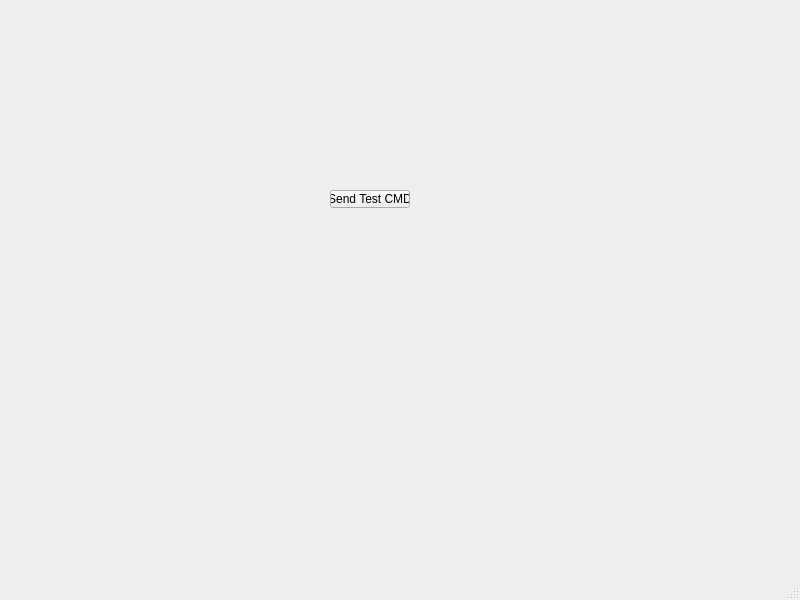
This is src/ui/mainwindow.ui in hunterleavitt-dev/OBDRead as Qt 5 draws it before an edit. The edited form follows.
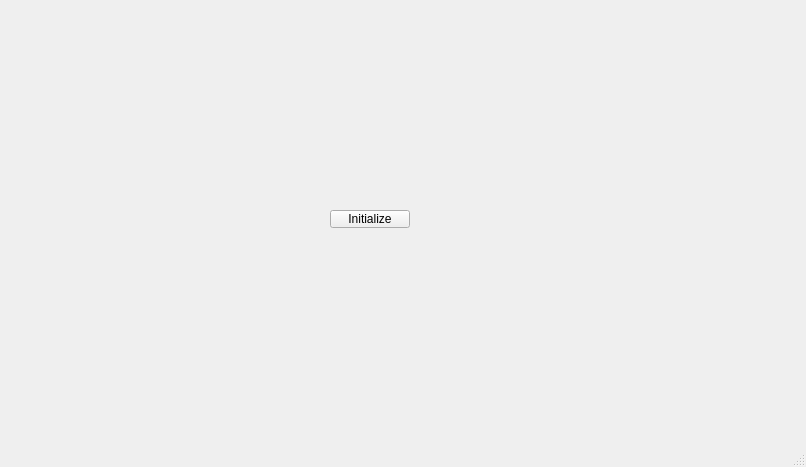
This is the edited form.

Commit message:
Refactor initialization flow and command queue handling
Replaces the test button with an initialize button that queues and sends a sequence of OBD initialization commands. Adds a command queue and incoming buffer to handle fragmented TCP responses, enabling the button only after a successful connection. Updates UI and slot names to reflect these changes.

What changed in the file:
```diff
--- a/src/ui/mainwindow.ui
+++ b/src/ui/mainwindow.ui
@@ -6,8 +6,8 @@
    <rect>
     <x>0</x>
     <y>0</y>
-    <width>800</width>
-    <height>600</height>
+    <width>806</width>
+    <height>467</height>
    </rect>
   </property>
   <property name="windowTitle">
@@ -18,13 +18,13 @@
     <property name="geometry">
      <rect>
       <x>330</x>
-      <y>190</y>
+      <y>210</y>
       <width>80</width>
       <height>18</height>
      </rect>
     </property>
     <property name="text">
-     <string>Send Test CMD</string>
+     <string>Initialize</string>
     </property>
    </widget>
   </widget>
```
Left out of the diff: 4 changed lines with no effect on the pictures. The commit also changes 2 other files.
